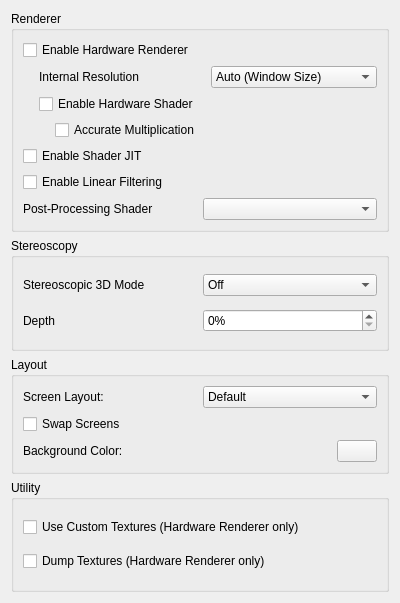
First picture: the form in src/citra_qt/configuration/configure_graphics.ui, repository PabloMK7/citra, before the edit.
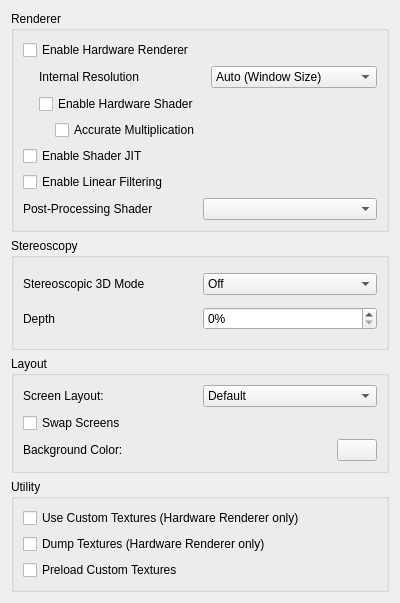
Second picture: the form after the edit.

Commit message: implement custom texture preload

```diff
--- a/src/citra_qt/configuration/configure_graphics.ui
+++ b/src/citra_qt/configuration/configure_graphics.ui
@@ -354,6 +354,16 @@
         </property>
        </widget>
       </item>
+      <item>
+       <widget class="QCheckBox" name="toggle_preload_textures">
+        <property name="toolTip">
+         <string>&lt;html&gt;&lt;head/&gt;&lt;body&gt;&lt;p&gt;Load all custom textures into memory on boot, instead of loading them when the game requires them.&lt;/p&gt;&lt;/body&gt;&lt;/html&gt;</string>
+        </property>
+        <property name="text">
+         <string>Preload Custom Textures</string>
+        </property>
+       </widget>
+      </item>
      </layout>
     </widget>
    </item>
```
The commit also changes 18 other files.
